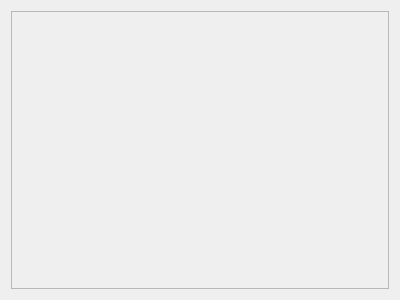
Qt form ui/helpdialog.ui (iamOgunyinka/octo-broccoli) before a commit.
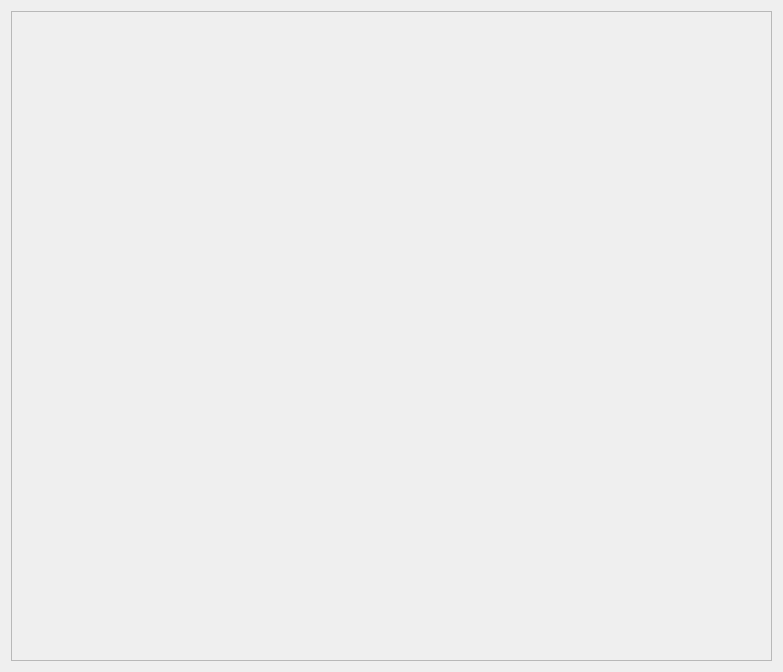
The same form after that commit.

Commit message: Add the release for CS24

```diff
--- a/ui/helpdialog.ui
+++ b/ui/helpdialog.ui
@@ -6,10 +6,16 @@
    <rect>
     <x>0</x>
     <y>0</y>
-    <width>400</width>
-    <height>300</height>
+    <width>783</width>
+    <height>672</height>
    </rect>
   </property>
+  <property name="minimumSize">
+   <size>
+    <width>720</width>
+    <height>640</height>
+   </size>
+  </property>
   <property name="windowTitle">
    <string>Help</string>
   </property>
@@ -24,8 +30,8 @@
        <rect>
         <x>0</x>
         <y>0</y>
-        <width>380</width>
-        <height>280</height>
+        <width>763</width>
+        <height>652</height>
        </rect>
       </property>
       <layout class="QGridLayout" name="gridLayout_2">
```
The commit also changes 1 other file.
